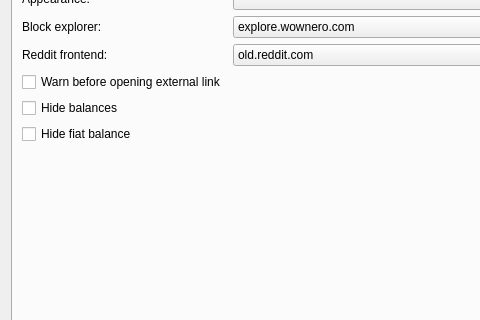
First picture: the form in src/settings.ui, repository sanderfoobar/wowlet, before the edit; both pictures show x 0 to 480 and y 86 to 406 of the 1123 by 555 pixel window.
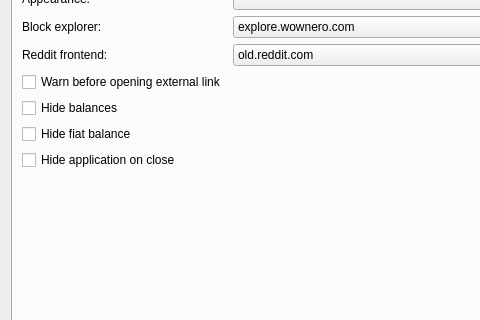
Second picture: the form after the edit. Icons and pictures are not drawn. Custom widgets are drawn as their Qt base class.

Commit message: hide on close

What changed in the file:
```diff
--- a/src/settings.ui
+++ b/src/settings.ui
@@ -198,6 +198,13 @@
          </property>
         </widget>
        </item>
+       <item row="7" column="0">
+        <widget class="QCheckBox" name="checkBox_hideOnClose">
+         <property name="text">
+          <string>Hide application on close</string>
+         </property>
+        </widget>
+       </item>
       </layout>
      </widget>
      <widget class="QWidget" name="tab_node">
```
The commit also changes 6 other files.
